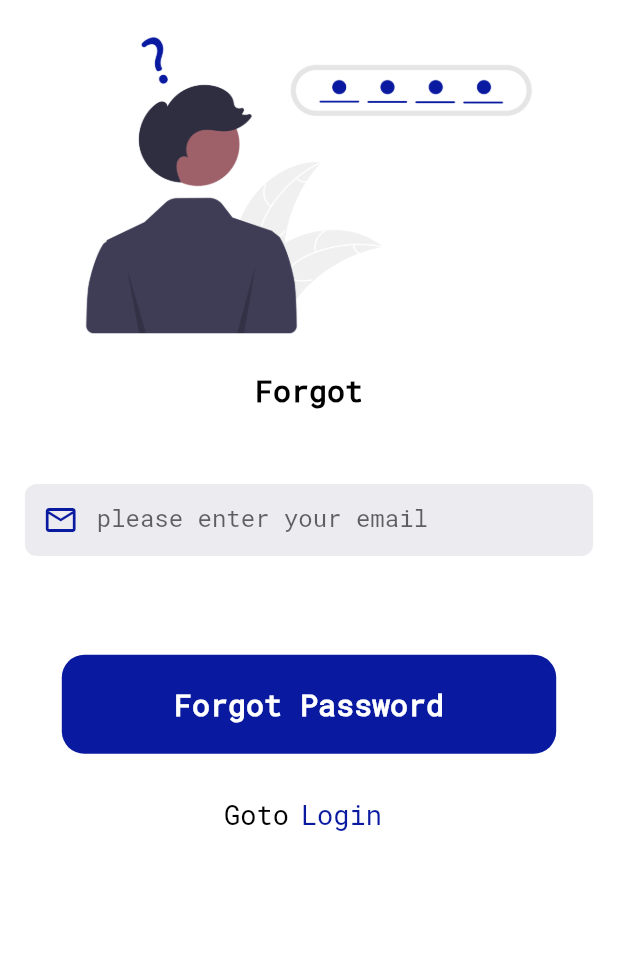
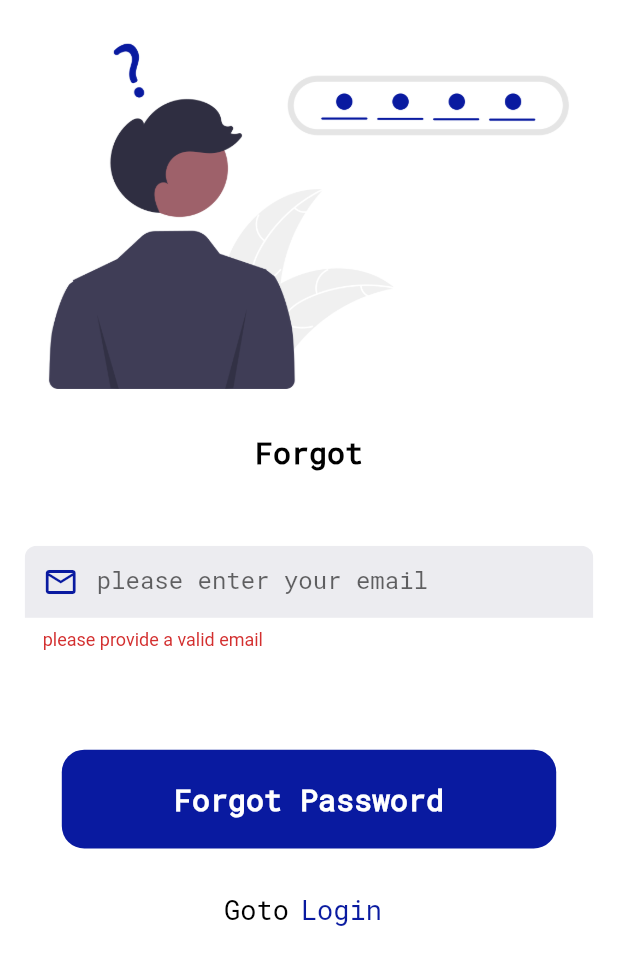
Before and after one commit to 3kdeveloper/auth_ui, a Flutter app: the ForgotScreen screen opened directly, after a tap on "Forgot Password", on a phone screen of 412 x 824 dp. Shown: the top 965 px of the screen. Run offline on Flutter 3.47's test engine with Material 2 defaults, Android fonts, the phone set to English and light mode, and no system bars; drawn by our look-alikes of auto_size_text; our stand-ins replace get.

Commit message:
adding validation

```diff
--- a/lib/utils/exports.dart
+++ b/lib/utils/exports.dart
@@ -22,8 +22,11 @@ export 'package:auth_ui_flutter/views/auth/components/social_buttons.dart';
 export 'package:auth_ui_flutter/views/theme/app_theme.dart';
 
 //-- Widgets
+
+export 'package:auth_ui_flutter/views/widgets/custom_button.dart';
 export 'package:auth_ui_flutter/views/widgets/custom_text_field.dart';
-export 'package:auth_ui_flutter/views/widgets/custom_button.dart';
+export 'package:auth_ui_flutter/views/widgets/sub_title_text_style.dart';
+export 'package:auth_ui_flutter/views/widgets/title_text_style.dart';
 
 // Models
 // Controllers
--- a/lib/views/auth/components/auth_footer.dart
+++ b/lib/views/auth/components/auth_footer.dart
@@ -18,10 +18,10 @@ class AuthFooter extends StatelessWidget {
       mainAxisAlignment: MainAxisAlignment.center,
       mainAxisSize: MainAxisSize.min,
       children: [
-        AppTheme.descriptionTextStyle(text: text),
+        SubTitleTextStyle(text: text),
         TextButton(
           onPressed: onPressed,
-          child: AppTheme.descriptionTextStyle(
+          child: SubTitleTextStyle(
             text: btnText,
             color: AppTheme.kPrimaryColor,
           ),
--- a/lib/views/auth/components/auth_header.dart
+++ b/lib/views/auth/components/auth_header.dart
@@ -18,10 +18,10 @@ class AuthHeader extends StatelessWidget {
       children: [
         Image.asset(
           imagePath,
-          height: Get.height * 0.3,
+          height: Get.height * 0.35,
           fit: BoxFit.cover,
         ),
-        AppTheme.titleTextStyle(text: text),
+        TitleTextStyle(text: text),
       ],
     );
   }
--- a/lib/views/auth/forgot_screen.dart
+++ b/lib/views/auth/forgot_screen.dart
@@ -1,13 +1,30 @@
 import 'package:auth_ui_flutter/utils/exports.dart';
 
-class ForgotScreen extends StatelessWidget {
+class ForgotScreen extends StatefulWidget {
   const ForgotScreen({Key? key}) : super(key: key);
+
+  @override
+  State<ForgotScreen> createState() => _ForgotScreenState();
+}
+
+class _ForgotScreenState extends State<ForgotScreen> {
+  final _forgotFormKey = GlobalKey<FormState>();
+
+  final _emailController = TextEditingController();
+
+  @override
+  void dispose() {
+    super.dispose();
+    _emailController.dispose();
+  }
 
   @override
   Widget build(BuildContext context) {
     return Scaffold(
       body: SafeArea(
         child: SingleChildScrollView(
+          child: Form(
+            key: _forgotFormKey,
             child: Column(
               mainAxisSize: MainAxisSize.min,
               children: [
@@ -20,15 +37,26 @@ class ForgotScreen extends StatelessWidget {
                   padding: EdgeInsets.symmetric(horizontal: Get.width * 0.04),
                   child: Column(
                     children: [
-                    const CustomTextField(
+                      CustomTextField(
+                        controller: _emailController,
                         hintText: 'please enter your email',
                         keyboardType: TextInputType.emailAddress,
                         prefixIcon: Icons.email_outlined,
+                        validator: (value) {
+                          if (!GetUtils.isEmail(value!)) {
+                            return 'please provide a valid email';
+                          }
+                          return null;
+                        },
                       ),
                       SizedBox(height: Get.height * 0.08),
                       CustomButton(
                         btnText: 'Forgot Password',
-                      onTap: () {},
+                        onTap: () {
+                          if (_forgotFormKey.currentState!.validate()) {
+                            // Get.to(() => const LoginScreen());
+                          }
+                        },
                       ),
 
                       //todo cover here all space
@@ -48,6 +76,7 @@ class ForgotScreen extends StatelessWidget {
             ),
           ),
         ),
+      ),
     );
   }
 }
--- a/lib/views/home/home_screen.dart
+++ b/lib/views/home/home_screen.dart
@@ -5,9 +5,9 @@ class HomeScreen extends StatelessWidget {
 
   @override
   Widget build(BuildContext context) {
-    return Scaffold(
+    return const Scaffold(
       body: Center(
-        child: AppTheme.titleTextStyle(
+        child: TitleTextStyle(
           text: 'Woo you complete auth process',
         ),
       ),
--- a/lib/views/theme/app_theme.dart
+++ b/lib/views/theme/app_theme.dart
@@ -7,43 +7,6 @@ class AppTheme {
   static const kWhiteColor = Color(0xFFFFFFFF);
   static const kBlackColor = Color(0xFF000000);
   static const kTextFieldColor = Color(0xFFE7E7EC);
-
-  // Text Style
-  static Widget titleTextStyle({
-    required String text,
-    Color? color,
-  }) {
-    return AutoSizeText(
-      text,
-      style: TextStyle(
-        fontWeight: FontWeight.w700,
-        fontSize: 20,
-        fontFamily: 'RobotoMono-Regular',
-        color: color ?? kBlackColor,
-      ),
-      maxFontSize: 24,
-      minFontSize: 16,
-      overflow: TextOverflow.ellipsis,
-    );
-  }
-
-  static Widget descriptionTextStyle({
-    required String text,
-    Color? color,
-  }) {
-    return AutoSizeText(
-      text,
-      style: TextStyle(
-        fontWeight: FontWeight.w400,
-        fontSize: 18,
-        fontFamily: 'RobotoMono-Regular',
-        color: color ?? kBlackColor,
-      ),
-      maxFontSize: 22,
-      minFontSize: 14,
-      overflow: TextOverflow.ellipsis,
-    );
-  }
 
   static ThemeData themeData = ThemeData(
     primaryColor: kPrimaryColor,
--- a/lib/views/widgets/custom_button.dart
+++ b/lib/views/widgets/custom_button.dart
@@ -25,7 +25,7 @@ class CustomButton extends StatelessWidget {
           //todo make this smooth
           borderRadius: BorderRadius.circular(15),
         ),
-        child: AppTheme.titleTextStyle(
+        child: TitleTextStyle(
           text: btnText,
           color: AppTheme.kWhiteColor,
         ),
--- a/lib/views/widgets/custom_text_field.dart
+++ b/lib/views/widgets/custom_text_field.dart
@@ -1,17 +1,23 @@
 import '../../utils/exports.dart';
 
 class CustomTextField extends StatelessWidget {
+  final TextEditingController controller;
   final String? hintText;
   final TextInputType? keyboardType;
+  final bool? obscureText;
   final IconData? prefixIcon;
   final Widget? suffixIcon;
+  final String? Function(String? value)? validator;
 
   const CustomTextField({
     Key? key,
+    required this.controller,
     this.hintText,
     this.keyboardType,
+    this.obscureText = false,
     this.prefixIcon,
     this.suffixIcon,
+    this.validator,
   }) : super(key: key);
 
   @override
@@ -25,6 +31,7 @@ class CustomTextField extends StatelessWidget {
       child: TextFormField(
         cursorColor: AppTheme.kPrimaryColor,
         keyboardType: keyboardType,
+        obscureText: obscureText!,
         style: textStyle,
         decoration: InputDecoration(
           hintText: hintText ?? '',
@@ -38,6 +45,7 @@ class CustomTextField extends StatelessWidget {
           filled: true,
           border: InputBorder.none,
         ),
+        validator: validator,
       ),
     );
   }
--- /dev/null
+++ b/lib/views/widgets/sub_title_text_style.dart
@@ -0,0 +1,32 @@
+import '../../utils/exports.dart';
+
+class SubTitleTextStyle extends StatelessWidget {
+  final String text;
+  final Color? color;
+  final double? fontSize;
+  final FontWeight? fontWeight;
+
+  const SubTitleTextStyle({
+    Key? key,
+    required this.text,
+    this.color,
+    this.fontSize,
+    this.fontWeight,
+  }) : super(key: key);
+
+  @override
+  Widget build(BuildContext context) {
+    return AutoSizeText(
+      text,
+      style: TextStyle(
+        fontWeight: fontWeight ?? FontWeight.w500,
+        fontSize: fontSize ?? 18,
+        fontFamily: 'RobotoMono-Regular',
+        color: color ?? AppTheme.kBlackColor,
+      ),
+      maxFontSize: 22,
+      minFontSize: 14,
+      overflow: TextOverflow.ellipsis,
+    );
+  }
+}
--- /dev/null
+++ b/lib/views/widgets/title_text_style.dart
@@ -0,0 +1,32 @@
+import '../../utils/exports.dart';
+
+class TitleTextStyle extends StatelessWidget {
+  final String text;
+  final Color? color;
+  final double? fontSize;
+  final FontWeight? fontWeight;
+
+  const TitleTextStyle({
+    Key? key,
+    required this.text,
+    this.color,
+    this.fontSize,
+    this.fontWeight,
+  }) : super(key: key);
+
+  @override
+  Widget build(BuildContext context) {
+    return AutoSizeText(
+      text,
+      style: TextStyle(
+        fontWeight: fontWeight ?? FontWeight.w700,
+        fontSize: fontSize ?? 20,
+        fontFamily: 'RobotoMono-Regular',
+        color: color ?? AppTheme.kBlackColor,
+      ),
+      maxFontSize: 24,
+      minFontSize: 16,
+      overflow: TextOverflow.ellipsis,
+    );
+  }
+}
```
Also changed, not shown: lib/views/auth/login_screen.dart (+46 -12 lines), lib/views/auth/register_screen.dart (+60 -15 lines). Lines whose indentation alone changed are shown as unchanged.
